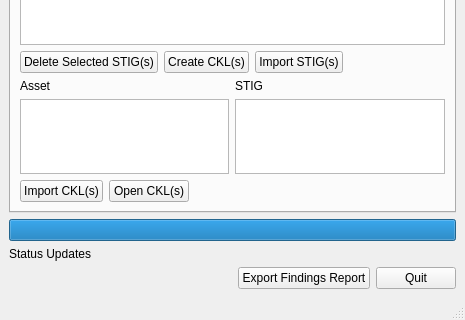
The window that src/stigqter.ui (squinky86/STIGQter) describes before a commit, drawn with Qt 5; both pictures show x 0 to 465 and y 209 to 529 of the 465 by 529 pixel window.
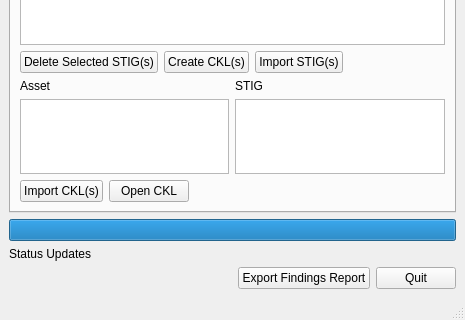
The same window after the commit.

Commit message: save and load .stigqter file; fixes #25

```diff
--- a/src/stigqter.ui
+++ b/src/stigqter.ui
@@ -175,7 +175,7 @@
           <item>
            <widget class="QPushButton" name="btnOpenCKL">
             <property name="text">
-             <string>Open CKL(s)</string>
+             <string>Open CKL</string>
             </property>
            </widget>
           </item>
```
Left out of the diff: 34 changed lines with no effect on the pictures. The commit also changes 2 other files.
